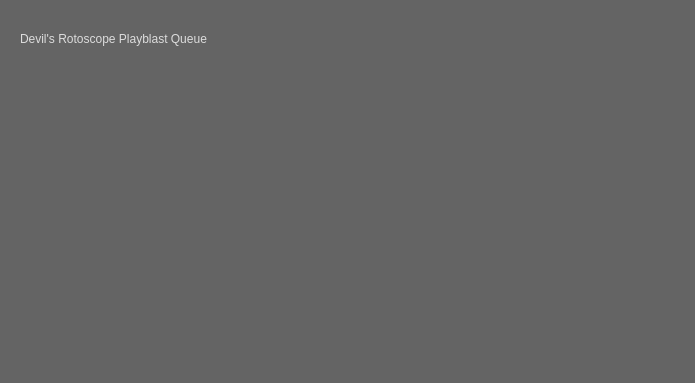
This is ui/devilsRoto_pb_queue.ui in SleepDeprivedVFX/FBX_Editor as Qt 5 draws it before an edit. The edited form follows.
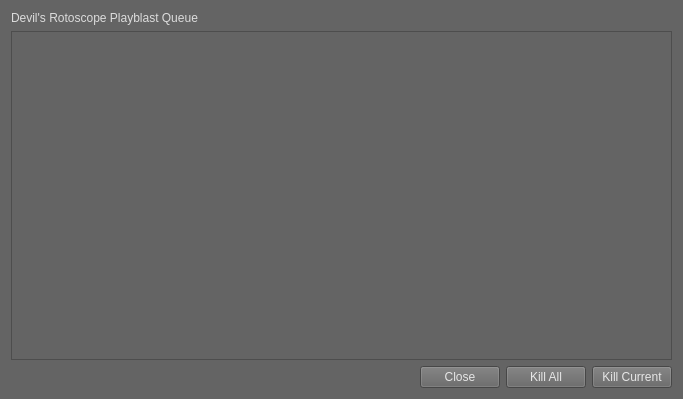
This is the edited form.

Patch:
```diff
--- a/ui/devilsRoto_pb_queue.ui
+++ b/ui/devilsRoto_pb_queue.ui
@@ -6,10 +6,16 @@
    <rect>
     <x>0</x>
     <y>0</y>
-    <width>695</width>
-    <height>383</height>
+    <width>683</width>
+    <height>399</height>
    </rect>
   </property>
+  <property name="minimumSize">
+   <size>
+    <width>683</width>
+    <height>399</height>
+   </size>
+  </property>
   <property name="windowTitle">
    <string>Form</string>
   </property>
@@ -18,15 +24,9 @@
 alternate-background-color: rgb(120, 120, 120);
 color: rgb(230, 230, 230);</string>
   </property>
+  <layout class="QVBoxLayout" name="verticalLayout">
+   <item>
   <widget class="QLabel" name="Title">
-   <property name="geometry">
-    <rect>
-     <x>20</x>
-     <y>20</y>
-     <width>481</width>
-     <height>38</height>
-    </rect>
-   </property>
    <property name="styleSheet">
     <string notr="true">font: 22pt &quot;Tempus Sans ITC&quot;;
 color: rgb(220, 220, 220);</string>
@@ -35,6 +35,49 @@
     <string>Devil's Rotoscope Playblast Queue</string>
    </property>
   </widget>
+   </item>
+   <item>
+    <widget class="QTableWidget" name="playblast_queue"/>
+   </item>
+   <item>
+    <layout class="QHBoxLayout" name="horizontalLayout">
+     <item>
+      <spacer name="horizontalSpacer">
+       <property name="orientation">
+        <enum>Qt::Horizontal</enum>
+       </property>
+       <property name="sizeHint" stdset="0">
+        <size>
+         <width>40</width>
+         <height>20</height>
+        </size>
+       </property>
+      </spacer>
+     </item>
+     <item>
+      <widget class="QPushButton" name="close_btn">
+       <property name="text">
+        <string>Close</string>
+       </property>
+      </widget>
+     </item>
+     <item>
+      <widget class="QPushButton" name="kill_all_btn">
+       <property name="text">
+        <string>Kill All</string>
+       </property>
+      </widget>
+     </item>
+     <item>
+      <widget class="QPushButton" name="kill_current_btn">
+       <property name="text">
+        <string>Kill Current</string>
+       </property>
+      </widget>
+     </item>
+    </layout>
+   </item>
+  </layout>
  </widget>
  <resources/>
  <connections/>
```
Lines whose indentation alone changed are shown as unchanged.
